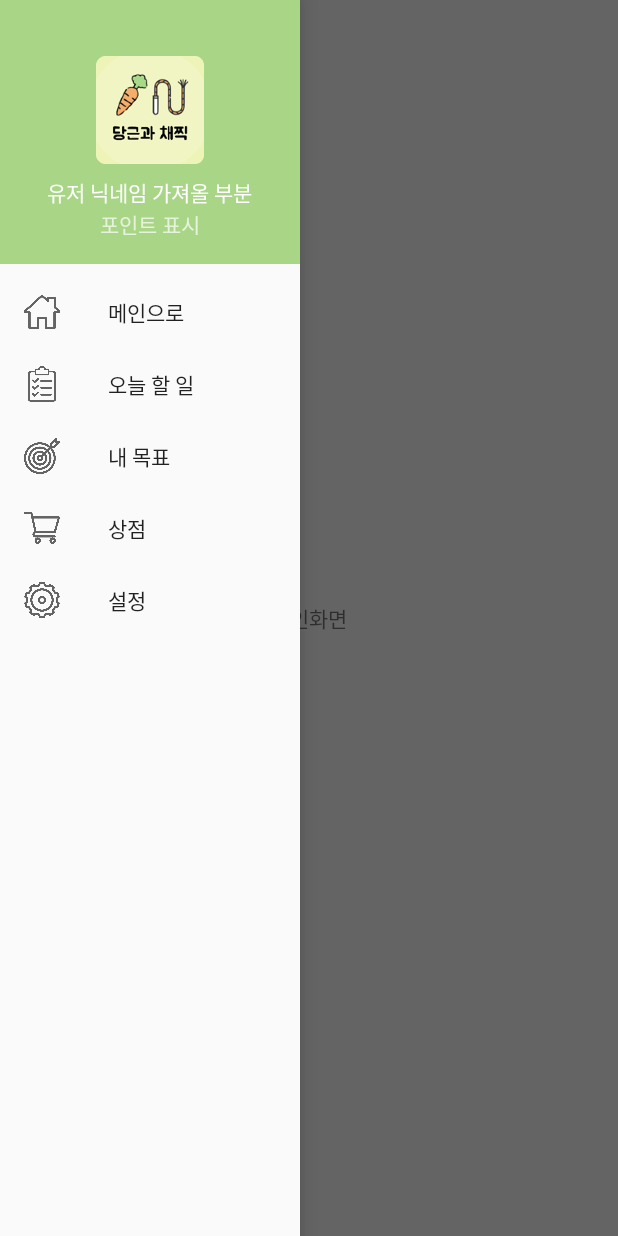
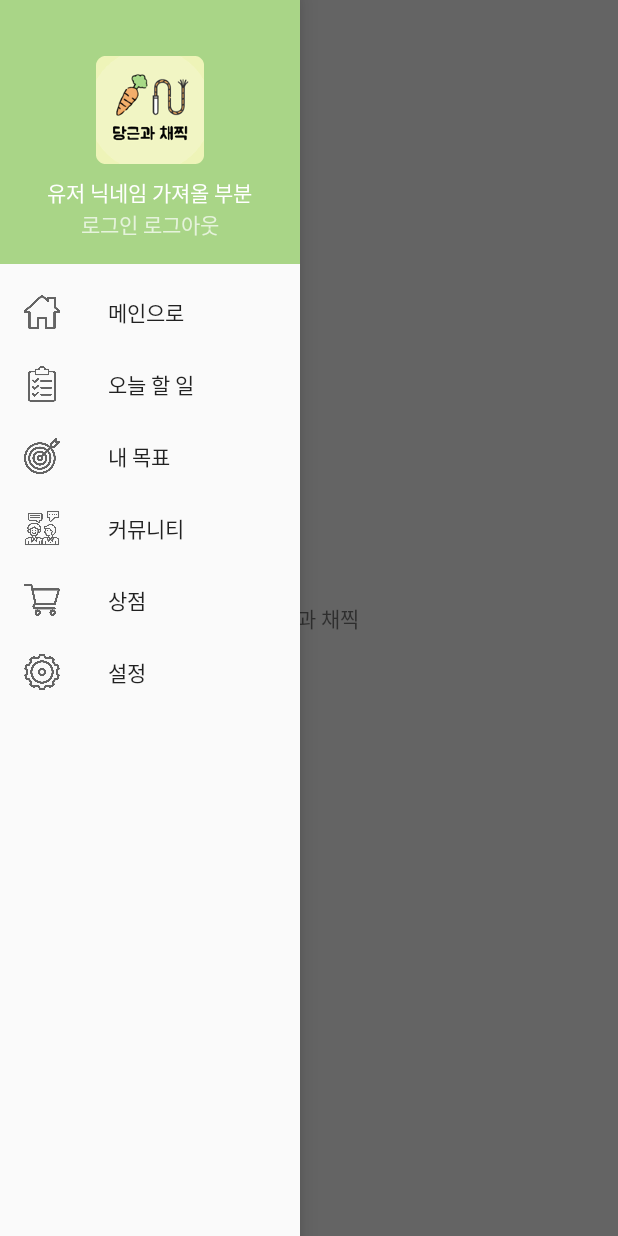
Before and after one commit to uniz21/OpenSourceAndroid, an Android app: the screen it shows after launch (MainActivity), with the side drawer open, on a phone screen of 412 x 824 dp. Run offline under Robolectric (Android 15) with nearby library versions, the phone set to English and light mode, and no system bars.

Commit message:
주현꺼까지 합침

```diff
--- a/app/src/main/java/com/example/yoony/opensourceandroidproject/FragmentMain.java
+++ /dev/null
@@ -1,22 +0,0 @@
-package com.example.yoony.opensourceandroidproject;
-
-import android.os.Bundle;
-import android.support.annotation.NonNull;
-import android.support.annotation.Nullable;
-import android.support.v4.app.Fragment;
-import android.view.LayoutInflater;
-import android.view.View;
-import android.view.ViewGroup;
-
-public class FragmentMain extends Fragment {
-
-    public FragmentMain(){
-
-    }
-
-    @Nullable
-    @Override
-    public View onCreateView(@NonNull LayoutInflater inflater, @Nullable ViewGroup container, @Nullable Bundle savedInstanceState) {
-        return inflater.inflate(R.layout.fragmentmain, container, false);
-    }
-}
--- a/app/src/main/res/layout/app_bar_main.xml
+++ b/app/src/main/res/layout/app_bar_main.xml
@@ -17,12 +17,8 @@
         android:src="@drawable/menu"
         android:layout_marginStart="15dp" />
 
-    <FrameLayout
-        android:layout_width="match_parent"
-        android:layout_height="match_parent"
-        android:id="@+id/content_fragment_layout" />
-    <!-- <include
-        layout="@layout/content_main" />-->
+    <include
+        layout="@layout/content_main" />
 
     <!--
     <android.support.design.widget.FloatingActionButton
--- a/app/src/main/res/layout/fragmentmain.xml
+++ /dev/null
@@ -1,20 +0,0 @@
-<?xml version="1.0" encoding="utf-8"?>
-<android.support.constraint.ConstraintLayout xmlns:android="http://schemas.android.com/apk/res/android"
-    xmlns:app="http://schemas.android.com/apk/res-auto"
-    xmlns:tools="http://schemas.android.com/tools"
-    android:layout_width="match_parent"
-    android:layout_height="match_parent"
-    app:layout_behavior="@string/appbar_scrolling_view_behavior"
-    tools:context=".MainActivity"
-    tools:showIn="@layout/app_bar_main">
-
-    <TextView
-        android:layout_width="wrap_content"
-        android:layout_height="wrap_content"
-        android:text="메인화면"
-        app:layout_constraintBottom_toBottomOf="parent"
-        app:layout_constraintLeft_toLeftOf="parent"
-        app:layout_constraintRight_toRightOf="parent"
-        app:layout_constraintTop_toTopOf="parent" />
-
-</android.support.constraint.ConstraintLayout>
--- a/app/src/main/res/menu/activity_main_drawer.xml
+++ b/app/src/main/res/menu/activity_main_drawer.xml
@@ -16,10 +16,10 @@
             android:id="@+id/nav_goals"
             android:icon="@drawable/goals"
             android:title="내 목표" />
-        <!--<item
+        <item
             android:id="@+id/nav_community"
             android:icon="@drawable/community"
-            android:title="커뮤니티" />-->
+            android:title="커뮤니티" />
         <item
             android:id="@+id/nav_shop"
             android:icon="@drawable/shop"
--- a/app/src/main/res/values/strings.xml
+++ b/app/src/main/res/values/strings.xml
@@ -1,9 +1,9 @@
 <resources>
-    <string name="app_name">당근과 채찍</string>
+    <string name="app_name">OpenSourceAndroidProject</string>
     <string name="navigation_drawer_open">Open navigation drawer</string>
     <string name="navigation_drawer_close">Close navigation drawer</string>
     <string name="nav_header_title">유저 닉네임 가져올 부분</string>
-    <string name="nav_header_subtitle">포인트 표시</string>
+    <string name="nav_header_subtitle">로그인 로그아웃 </string>
     <string name="nav_header_desc">Navigation header</string>
     <string name="action_settings">Settings</string>
 </resources>
```
Also changed, not shown: app/src/main/java/com/example/yoony/opensourceandroidproject/FragmentGoals.java (deleted, +0 -22 lines), app/src/main/java/com/example/yoony/opensourceandroidproject/FragmentSetting.java (deleted, +0 -22 lines), app/src/main/java/com/example/yoony/opensourceandroidproject/FragmentShop.java (deleted, +0 -22 lines), app/src/main/java/com/example/yoony/opensourceandroidproject/FragmentTodo.java (deleted, +0 -22 lines), app/src/main/java/com/example/yoony/opensourceandroidproject/MainActivity.java (+4 -26 lines), app/src/main/res/layout/content_main.xml (+8 -13 lines), app/src/main/res/layout/fragmentgoals.xml (deleted, +0 -20 lines), app/src/main/res/layout/fragmentsetting.xml (deleted, +0 -20 lines), app/src/main/res/layout/fragmentshop.xml (deleted, +0 -20 lines), app/src/main/res/layout/fragmenttodo.xml (deleted, +0 -20 lines), 311 other files.
